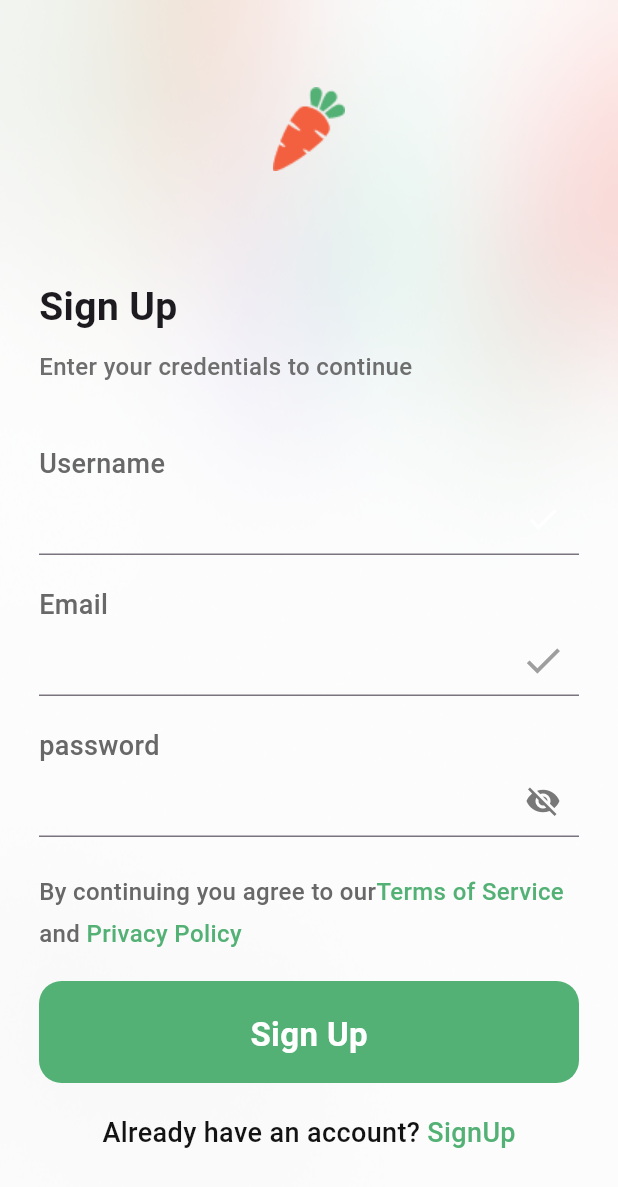
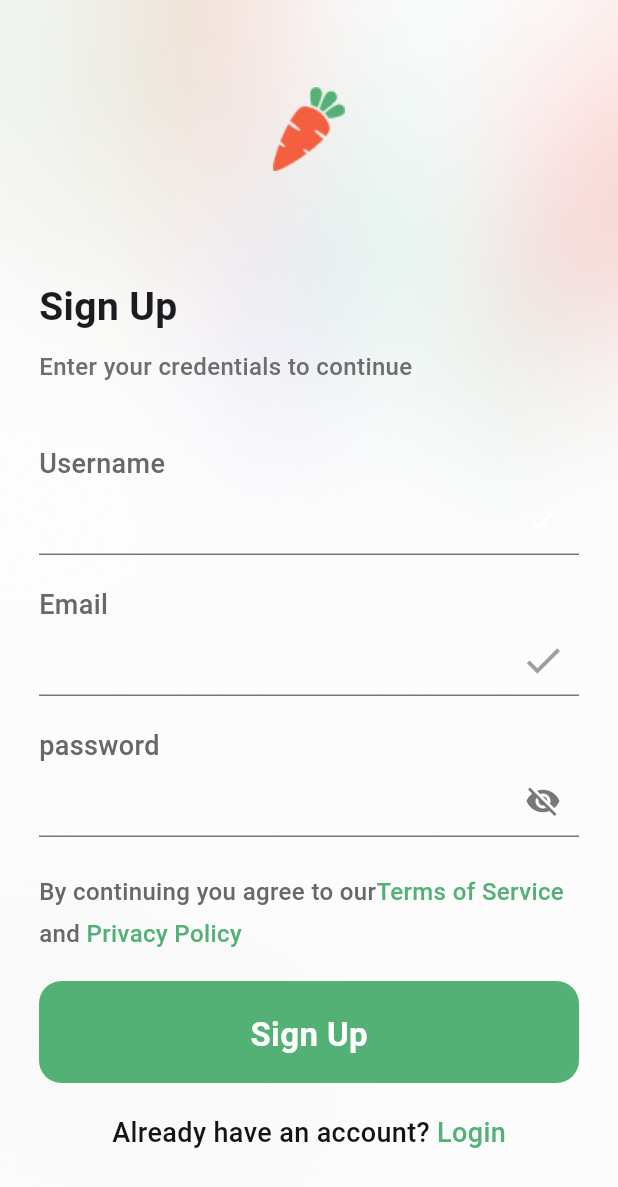
Before and after one commit to Hagar2003/nectar, a Flutter app: the SignUp screen opened by its route, on a phone screen of 412 x 824 dp. Shown: the top 1187 px of the screen. Run offline on Flutter 3.47's test engine with Material 3 defaults, Android fonts, the phone set to English and light mode, and no system bars; our stand-ins replace go_router, pin_code_fields; Roboto replaces fonts that are missing (Gilroy).

Commit message:
make pages related

```diff
--- a/lib/core/utils/app_router.dart
+++ b/lib/core/utils/app_router.dart
@@ -1,8 +1,10 @@
 import 'package:go_router/go_router.dart';
 import 'package:nectar/features/forget_password/forget_password.dart';
 import 'package:nectar/features/forget_password/widgets/congratulations.dart';
+import 'package:nectar/features/login/presentation/views/login_view.dart';
 import 'package:nectar/features/onBoarding/presentation/views/onbording_view.dart';
 import 'package:nectar/features/sign_up/presentation/sign_up.dart';
+import 'package:nectar/features/splash/presentation/views/splash_view.dart';
 
 abstract class AppRouter {
   static const kBoarding = '/OnBoarding';
@@ -12,8 +14,8 @@ abstract class AppRouter {
   static final router = GoRouter(routes: [
     GoRoute(
       path: ('/'),
-      builder: (context, state) => const SignUp (),
-    //    builder: (context, state) => const SplashView(),
+     //builder: (context, state) => const SignUp (),
+      builder: (context, state) => const SplashView(),
     ),
     GoRoute(
       path: kBoarding,
@@ -25,5 +27,12 @@ abstract class AppRouter {
   ) ,
     GoRoute(
       path: '/ResetDone',
-      builder: (context, state) => const Congratulations(),) ]  );
+      builder: (context, state) => const Congratulations(),),
+        GoRoute(
+      path: '/Login',
+      builder: (context, state) => const Login(),),
+        GoRoute(
+      path: '/SignUp',
+      builder: (context, state) => const SignUp(),)  ]  );
+
 }
--- a/lib/features/login/presentation/views/widgets/login_body.dart
+++ b/lib/features/login/presentation/views/widgets/login_body.dart
@@ -33,7 +33,7 @@ class LoginBody extends StatelessWidget {
         style:Styles.Text16.copyWith(color: const Color.fromARGB(255, 110, 110, 110))),
         const SizedBox(height: 40,),
           const Text('Email',style:Styles.Text18 ,),
-        CustomTextField(x:1),
+        CustomTextField(),
         const SizedBox(height: 20,),
         const Text('password',style:Styles.Text18 ,),
         const PasswordTextField(),
--- a/lib/features/sign_up/presentation/widgets/last_part_sign_up.dart
+++ b/lib/features/sign_up/presentation/widgets/last_part_sign_up.dart
@@ -1,4 +1,5 @@
 import 'package:flutter/material.dart';
+import 'package:go_router/go_router.dart';
 import 'package:nectar/constants.dart';
 import 'package:nectar/core/utils/styles.dart';
 import 'package:nectar/core/widgets/custom_button.dart';
@@ -30,9 +31,13 @@ class LastPartSignUp extends StatelessWidget {
           Text('Already have an account?',
               style: Styles.Text18.copyWith(
                   color: const Color.fromARGB(255, 20, 19, 19))),
-          Text(
-            ' SignUp',
-            style: Styles.Text18.copyWith(color: kPrimaryColor),
+          GestureDetector(onTap: () {
+              GoRouter.of(context).push('/Login');
+            },
+            child: Text(
+              ' Login',
+              style: Styles.Text18.copyWith(color: kPrimaryColor),
+            ),
           )
         ],
       )
```
Also changed, not shown: lib/features/login/presentation/views/widgets/last_part_login.dart (+7 -3 lines), lib/features/onBoarding/presentation/views/widgets/onBoarding_body.dart (+40 -23 lines).
